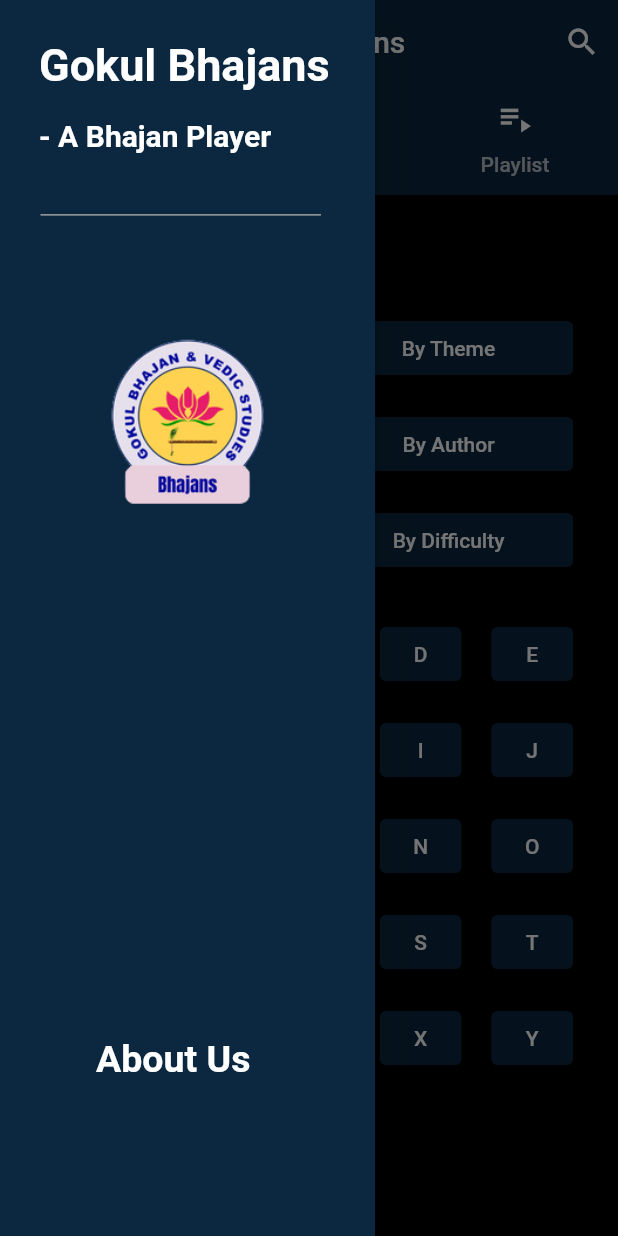
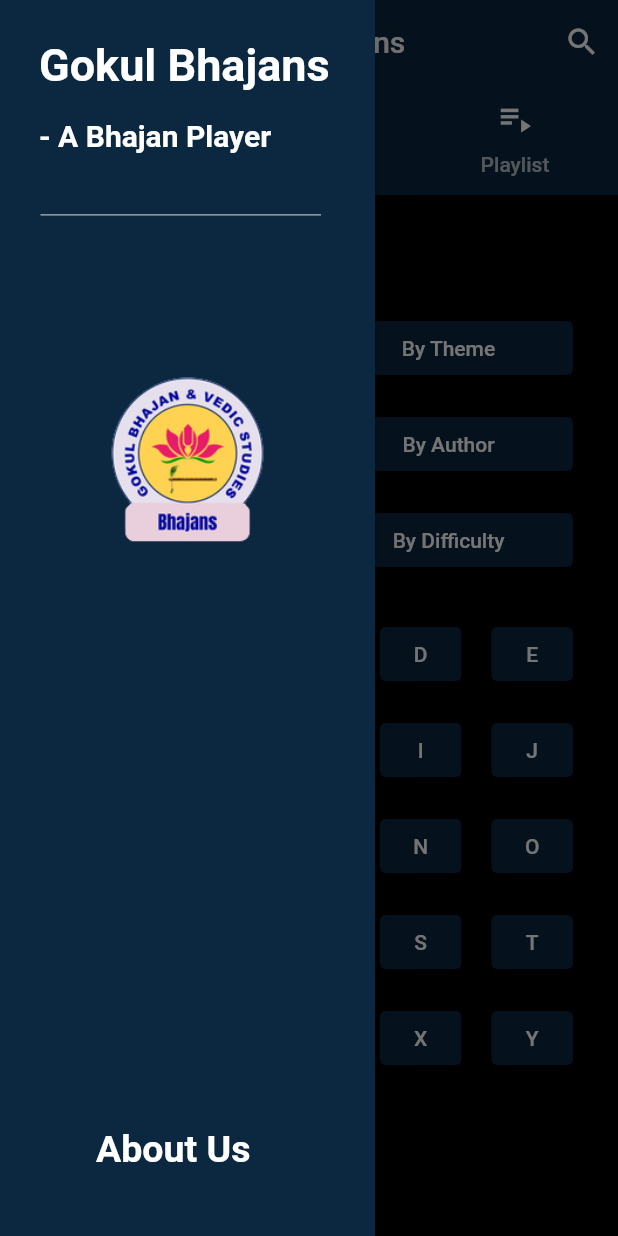
Before and after one commit to kishanrajeev/Gokul_Bhajans, a Flutter app: the ScreenHomeMain screen opened directly, with the side drawer open, on a phone screen of 412 x 824 dp. Run offline on Flutter 3.47's test engine with Material 2 defaults, Android fonts, the phone set to English and light mode, and no system bars; our stand-ins replace assets_audio_player, dio, get, hive_flutter, marquee, permission_handler and 1 more; accounts and stored records are empty; network calls fail.

Commit message:
Fixed the drawer.dart so it auto adjusts the About Us button to the bottom of all screens.

```diff
--- a/lib/view/home_screen/screen_drawer.dart
+++ b/lib/view/home_screen/screen_drawer.dart
@@ -21,11 +21,11 @@ class DrawerContent extends StatelessWidget {
     return SafeArea(
       child: Padding(
         padding: const EdgeInsets.all(26.0),
-        child: SingleChildScrollView(
         child: Column(
           mainAxisAlignment: MainAxisAlignment.spaceBetween,
           children: <Widget>[
-              Column(
+            Expanded(
+              child: Column(
                   crossAxisAlignment: CrossAxisAlignment.start,
                   children: <Widget>[
                     functionText(appName, kWhiteColor, FontWeight.bold, 30),
@@ -45,7 +45,7 @@ class DrawerContent extends StatelessWidget {
                         ),
                       ),
                     ),
-                  SizedBox(height: 50,),
+                    SizedBox(height: 75,),
                     Center(
                         child: Image.asset(
                           'assets/images/appIcon.png',
@@ -54,10 +54,10 @@ class DrawerContent extends StatelessWidget {
                           fit: BoxFit.cover,
                         )
                     ),
-                  SizedBox(height: 300,),
+                    Spacer(),
                     SizedBox(
                       child: Padding(
-                      padding: const EdgeInsets.only(top: 30.0, bottom: 8.0, left: 30, right: 10),
+                        padding: const EdgeInsets.only(top: 10.0, bottom: 8.0, left: 30, right: 10),
                         child: TextButton(
                           style: TextButton.styleFrom(backgroundColor: kAppbarColor, foregroundColor: Colors.white),
                           onPressed: () {
@@ -70,18 +70,15 @@ class DrawerContent extends StatelessWidget {
                         ),
                       ),
                     ),
-                  const SizedBox(
-                    height: 10,
-                  ),
 
                   ]
+              ),
             ),
 
           ],
         ),
 
       ),
-      ),
     );
 
   }
--- a/pubspec.yaml
+++ b/pubspec.yaml
@@ -44,6 +44,7 @@ dependencies:
   marquee: ^2.2.3
   flutter_downloader: ^1.10.2
   dio: ^5.0.0
+  archive: ^3.3.6
 
 dev_dependencies:
   flutter_test:
```
Also changed, not shown: lib/view/home_screen/downlaod.dart (+41 -42 lines), pubspec.lock. Lines whose indentation alone changed are shown as unchanged.
